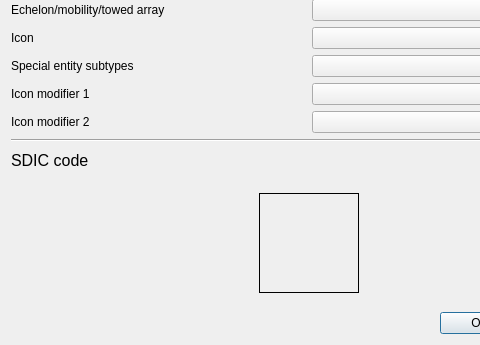
The window that milstd2525/ui/sidcdialogbase.ui (planetfederal/qgis-milstd2525-plugin) describes before a commit, drawn with Qt 5; both pictures show x 0 to 480 and y 152 to 497 of the 617 by 497 pixel window.
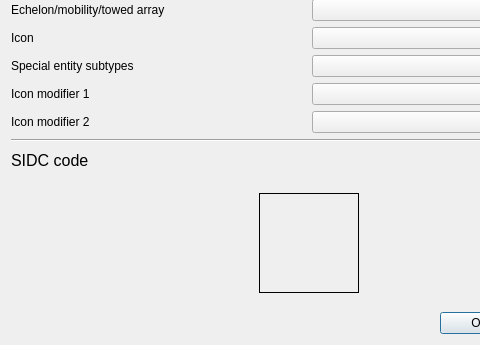
The same window after the commit.

Commit message: Fix SDIC typo

Patch:
```diff
--- a/milstd2525/ui/sidcdialogbase.ui
+++ b/milstd2525/ui/sidcdialogbase.ui
@@ -175,7 +175,7 @@
         </font>
        </property>
        <property name="text">
-        <string>SDIC code</string>
+        <string>SIDC code</string>
        </property>
       </widget>
      </item>
```
Left out of the diff: 2 changed lines with no effect on the pictures. The commit also changes 3 other files.
